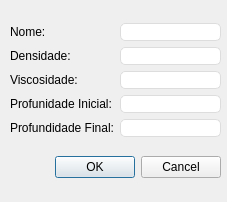
Old version of the form src-v2/CJanelaAdicionarFluido.ui in the repository ldsc/ProjetoEngenharia-SoftwareEducacionalParaAnaliseESolucaoDeProblemasEmEngenhariaDePoco.
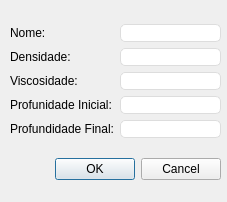
New version of the form.

Patch:
```diff
--- a/src-v2/CJanelaAdicionarFluido.ui
+++ b/src-v2/CJanelaAdicionarFluido.ui
@@ -19,7 +19,7 @@
      <x>10</x>
      <y>10</y>
      <width>211</width>
-     <height>181</height>
+     <height>185</height>
     </rect>
    </property>
    <layout class="QVBoxLayout" name="verticalLayout_3">
```
Left out of the diff: 8 changed lines with no effect on the pictures.
